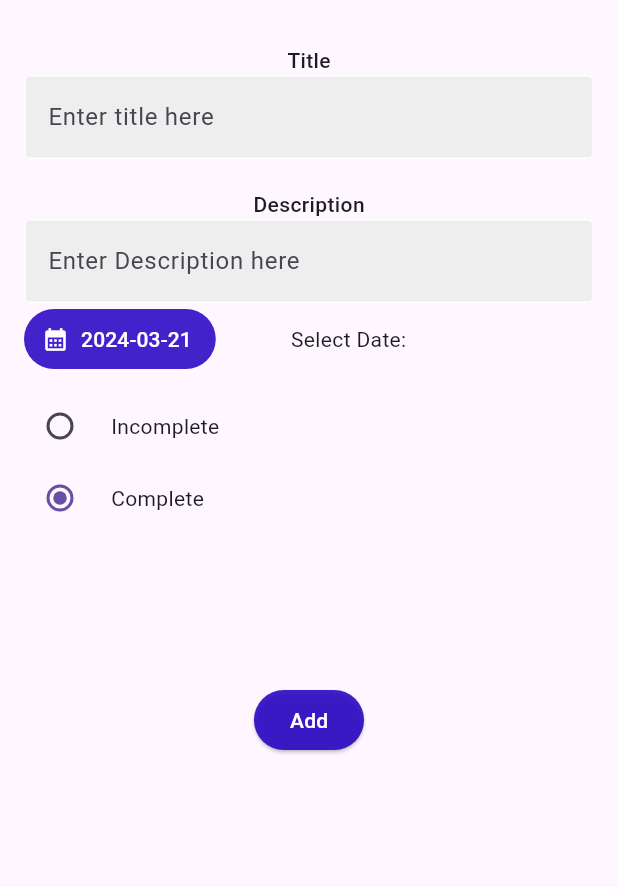
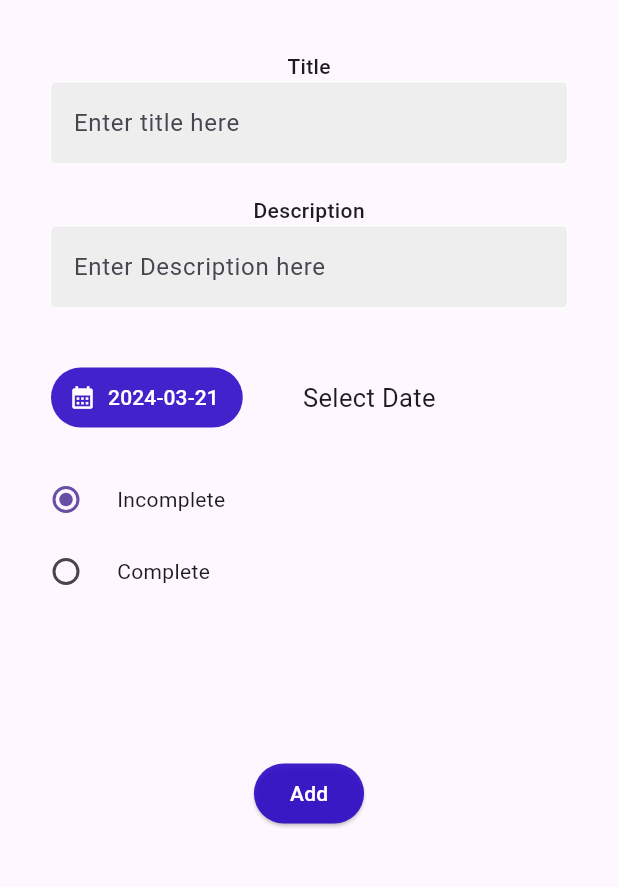
Before and after one commit to asheesh20/todo_app, a Flutter app: the NewTodo screen opened directly, on a phone screen of 412 x 824 dp, the part 63-950 px from its top. Run offline on Flutter 3.47's test engine with Material 3 defaults, Android fonts, the phone set to English and light mode, and no system bars.

Commit message:
new todo changes

```diff
--- a/lib/screens/new_todo.dart
+++ b/lib/screens/new_todo.dart
@@ -1,7 +1,5 @@
 import 'package:flutter/material.dart';
 import 'dart:io';
-
-import 'package:flutter/widgets.dart';
 
 class NewTodo extends StatefulWidget {
   const NewTodo({super.key});
@@ -21,13 +19,13 @@ class _NewTodoState extends State<NewTodo> {
   Widget build(BuildContext context) {
     return Scaffold(
       appBar: AppBar(
-        title: Center(
+        title: const Center(
           child: Text('New Todo'),
         ),
       ),
       body: SingleChildScrollView(
         child: Padding(
-          padding: const EdgeInsets.all(16.0),
+          padding: const EdgeInsets.all(20.0),
           child: Form(
             key: _formKey,
             child: Column(
@@ -38,9 +36,10 @@ class _NewTodoState extends State<NewTodo> {
                   style: TextStyle(
                     fontWeight: FontWeight.w500,
                   ),
-                  textAlign: TextAlign.start,
                 ),
-                TextFormField(
+                Padding(
+                  padding: const EdgeInsets.symmetric(horizontal: 13),
+                  child: TextFormField(
                     decoration: InputDecoration(
                       labelStyle: TextStyle(color: Colors.grey[100]),
                       enabledBorder: const OutlineInputBorder(
@@ -66,6 +65,7 @@ class _NewTodoState extends State<NewTodo> {
                       title = newValue!;
                     },
                   ),
+                ),
                 const SizedBox(
                   height: 20,
                 ),
@@ -76,7 +76,9 @@ class _NewTodoState extends State<NewTodo> {
                   ),
                   textAlign: TextAlign.start,
                 ),
-                TextFormField(
+                Padding(
+                  padding: const EdgeInsets.symmetric(horizontal: 13),
+                  child: TextFormField(
                     decoration: InputDecoration(
                       labelStyle: TextStyle(color: Colors.grey[100]),
                       enabledBorder: const OutlineInputBorder(
@@ -92,7 +94,6 @@ class _NewTodoState extends State<NewTodo> {
                       //labelText: 'Title',
                     ),
                     enableSuggestions: false,
-                  //maxLines: 3,
                     validator: (value) {
                       if (value == null || value.isEmpty) {
                         return 'Please enter a description';
@@ -103,56 +104,50 @@ class _NewTodoState extends State<NewTodo> {
                       description = newValue!;
                     },
                   ),
+                ),
+                const SizedBox(
+                  height: 35,
+                ),
                 Row(
                   children: [
+                    const SizedBox(
+                      width: 14,
+                    ),
                     TextButton.icon(
                       style: ButtonStyle(
                         backgroundColor: MaterialStateProperty.all<Color>(
                             const Color.fromARGB(224, 39, 4, 196)),
                       ),
                       onPressed: () => _selectDate(context),
-                      icon: Icon(
+                      icon: const Icon(
                         Icons.calendar_month,
                         color: Colors.white,
                       ),
                       label: Text(
                         '${selectedDate.toIso8601String().split('T')[0]}',
-                        style: TextStyle(color: Colors.white),
+                        style: const TextStyle(color: Colors.white),
                       ),
                     ),
                     const SizedBox(
-                      width: 50,
+                      width: 40,
                     ),
-                    const Text('Select Date:'),
+                    const Text(
+                      'Select Date',
+                      style:
+                          TextStyle(fontSize: 17, fontWeight: FontWeight.w400),
+                    ),
                   ],
                 ),
                 const SizedBox(
-                  height: 10,
+                  height: 20,
                 ),
-                /* Column(
+                Column(
                   crossAxisAlignment: CrossAxisAlignment.start,
                   children: [
                     Row(
                       children: [
                         Radio(
-                          value: true,
-                          groupValue: isComplete,
-                          onChanged: (value) {
-                            setState(() {
-                              isComplete = value as bool;
-                            });
-                          },
-                        ),
-                        const SizedBox(
-                          width: 10,
-                        ),
-                        const Text('Complete'),
-                      ],
-                    ),
-                    Row(
-                      children: [
-                        Radio(
-                          value: true,
+                          value: false,
                           groupValue: isComplete,
                           onChanged: (value) {
                             setState(() {
@@ -166,36 +161,11 @@ class _NewTodoState extends State<NewTodo> {
                         const Text('Incomplete'),
                       ],
                     ),
-                  ],
-                ),
-                */
-
-                Column(
-                  crossAxisAlignment: CrossAxisAlignment.start,
-                  children: [
+                    const SizedBox(width: 10),
                     Row(
                       children: [
                         Radio(
                           value: true,
-                          groupValue: isComplete,
-                          onChanged: (value) {
-                            setState(() {
-                              isComplete = value as bool;
-                            });
-                          },
-                        ),
-                        const SizedBox(
-                          width: 10,
-                        ),
-                        const Text('Incomplete'),
-                      ],
-                    ),
-                    //const Text('Complete'),
-                    const SizedBox(width: 10),
-                    Row(
-                      children: [
-                        Radio(
-                          value: false,
                           groupValue: isComplete,
                           onChanged: (value) {
                             setState(() {
```
Lines whose indentation alone changed are shown as unchanged.
